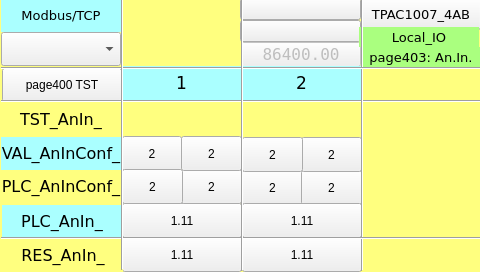
Before: the Qt Designer form TPAC1007_04_AB/Local_IO_HMI/page403.ui in MECTsrl/mect_apps, drawn with Qt 5.
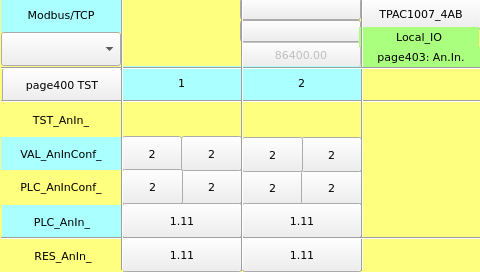
After: the same form once the commit is applied. Custom widgets are drawn as their Qt base class.

What changed in the file:
```diff
--- a/TPAC1007_04_AB/Local_IO_HMI/page403.ui
+++ b/TPAC1007_04_AB/Local_IO_HMI/page403.ui
@@ -43,7 +43,7 @@
    <property name="font">
     <font>
      <family>DejaVu Sans</family>
-     <pointsize>10</pointsize>
+     <pointsize>8</pointsize>
      <weight>50</weight>
      <bold>false</bold>
     </font>
@@ -108,6 +108,12 @@
      <height>35</height>
     </rect>
    </property>
+   <property name="font">
+    <font>
+     <family>DejaVu Sans</family>
+     <pointsize>8</pointsize>
+    </font>
+   </property>
    <property name="text">
     <string>2</string>
    </property>
@@ -165,6 +171,12 @@
      <height>35</height>
     </rect>
    </property>
+   <property name="font">
+    <font>
+     <family>DejaVu Sans</family>
+     <pointsize>8</pointsize>
+    </font>
+   </property>
    <property name="text">
     <string>1.11</string>
    </property>
@@ -222,6 +234,12 @@
      <height>35</height>
     </rect>
    </property>
+   <property name="font">
+    <font>
+     <family>DejaVu Sans</family>
+     <pointsize>8</pointsize>
+    </font>
+   </property>
    <property name="text">
     <string>2</string>
    </property>
@@ -279,6 +297,12 @@
      <height>35</height>
     </rect>
    </property>
+   <property name="font">
+    <font>
+     <family>DejaVu Sans</family>
+     <pointsize>8</pointsize>
+    </font>
+   </property>
    <property name="text">
     <string>2</string>
    </property>
@@ -336,6 +360,12 @@
      <height>35</height>
     </rect>
    </property>
+   <property name="font">
+    <font>
+     <family>DejaVu Sans</family>
+     <pointsize>8</pointsize>
+    </font>
+   </property>
    <property name="text">
     <string>2</string>
    </property>
@@ -396,7 +426,7 @@
    <property name="font">
     <font>
      <family>DejaVu Sans</family>
-     <pointsize>12</pointsize>
+     <pointsize>8</pointsize>
     </font>
    </property>
    <property name="styleSheet">
@@ -423,8 +453,8 @@
    </property>
    <property name="font">
     <font>
-     <family>DejaVu Sans Mono</family>
-     <pointsize>12</pointsize>
+     <family>DejaVu Sans</family>
+     <pointsize>8</pointsize>
     </font>
    </property>
    <property name="text">
@@ -518,6 +548,12 @@
      <height>35</height>
     </rect>
    </property>
+   <property name="font">
+    <font>
+     <family>DejaVu Sans</family>
+     <pointsize>8</pointsize>
+    </font>
+   </property>
    <property name="text">
     <string>1.11</string>
    </property>
@@ -578,7 +614,7 @@
    <property name="font">
     <font>
      <family>DejaVu Sans</family>
-     <pointsize>12</pointsize>
+     <pointsize>8</pointsize>
     </font>
    </property>
    <property name="styleSheet">
@@ -603,7 +639,7 @@
    <property name="font">
     <font>
      <family>DejaVu Sans</family>
-     <pointsize>10</pointsize>
+     <pointsize>8</pointsize>
     </font>
    </property>
    <property name="styleSheet">
@@ -651,6 +687,12 @@
      <height>35</height>
     </rect>
    </property>
+   <property name="font">
+    <font>
+     <family>DejaVu Sans</family>
+     <pointsize>8</pointsize>
+    </font>
+   </property>
    <property name="text">
     <string>2</string>
    </property>
@@ -708,6 +750,12 @@
      <height>35</height>
     </rect>
    </property>
+   <property name="font">
+    <font>
+     <family>DejaVu Sans</family>
+     <pointsize>8</pointsize>
+    </font>
+   </property>
    <property name="text">
     <string>2</string>
    </property>
@@ -768,7 +816,7 @@
    <property name="font">
     <font>
      <family>DejaVu Sans</family>
-     <pointsize>10</pointsize>
+     <pointsize>8</pointsize>
     </font>
    </property>
    <property name="styleSheet">
@@ -803,6 +851,12 @@
      <height>35</height>
     </rect>
    </property>
+   <property name="font">
+    <font>
+     <family>DejaVu Sans</family>
+     <pointsize>8</pointsize>
+    </font>
+   </property>
    <property name="text">
     <string>2</string>
    </property>
@@ -947,7 +1001,7 @@
    <property name="font">
     <font>
      <family>DejaVu Sans</family>
-     <pointsize>13</pointsize>
+     <pointsize>8</pointsize>
     </font>
    </property>
    <property name="styleSheet">
@@ -972,7 +1026,7 @@
    <property name="font">
     <font>
      <family>DejaVu Sans</family>
-     <pointsize>12</pointsize>
+     <pointsize>8</pointsize>
     </font>
    </property>
    <property name="styleSheet">
@@ -997,7 +1051,7 @@
    <property name="font">
     <font>
      <family>DejaVu Sans</family>
-     <pointsize>12</pointsize>
+     <pointsize>8</pointsize>
     </font>
    </property>
    <property name="styleSheet">
@@ -1072,7 +1126,7 @@
    <property name="font">
     <font>
      <family>DejaVu Sans</family>
-     <pointsize>12</pointsize>
+     <pointsize>8</pointsize>
     </font>
    </property>
    <property name="styleSheet">
@@ -1107,6 +1161,12 @@
      <height>35</height>
     </rect>
    </property>
+   <property name="font">
+    <font>
+     <family>DejaVu Sans</family>
+     <pointsize>8</pointsize>
+    </font>
+   </property>
    <property name="text">
     <string>2</string>
    </property>
@@ -1164,6 +1224,12 @@
      <height>34</height>
     </rect>
    </property>
+   <property name="font">
+    <font>
+     <family>DejaVu Sans</family>
+     <pointsize>8</pointsize>
+    </font>
+   </property>
    <property name="toolTip">
     <string/>
    </property>
@@ -1217,7 +1283,7 @@
    <property name="font">
     <font>
      <family>DejaVu Sans</family>
-     <pointsize>10</pointsize>
+     <pointsize>8</pointsize>
     </font>
    </property>
    <property name="styleSheet">
@@ -1288,6 +1354,12 @@
      <height>35</height>
     </rect>
    </property>
+   <property name="font">
+    <font>
+     <family>DejaVu Sans</family>
+     <pointsize>8</pointsize>
+    </font>
+   </property>
    <property name="text">
     <string>1.11</string>
    </property>
@@ -1348,7 +1420,7 @@
    <property name="font">
     <font>
      <family>DejaVu Sans</family>
-     <pointsize>13</pointsize>
+     <pointsize>8</pointsize>
     </font>
    </property>
    <property name="styleSheet">
@@ -1406,6 +1478,12 @@
      <height>35</height>
     </rect>
    </property>
+   <property name="font">
+    <font>
+     <family>DejaVu Sans</family>
+     <pointsize>8</pointsize>
+    </font>
+   </property>
    <property name="text">
     <string>1.11</string>
    </property>
```
Left out of the diff: 44 changed lines with no effect on the pictures.
